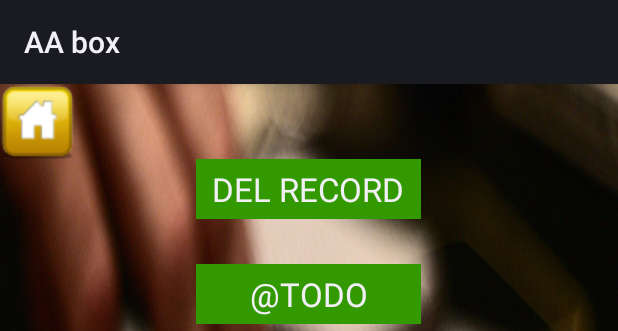
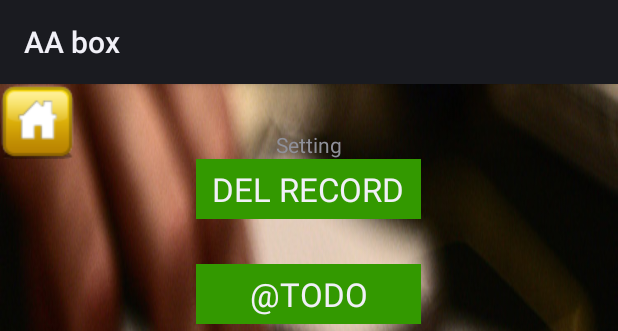
Before and after one commit to bunnywong/android-wear, an Android app: the layout setting_activity.xml on its own in the app's theme, with its tools: preview values and no code run, on a phone screen of 412 x 824 dp. Shown: the top 331 px of the screen. Run offline under Robolectric (Android 15) with nearby library versions, the phone set to English and light mode, and no system bars.

Commit message:
clean up

```diff
--- a/wear/src/main/java/com/example/android/wearablemessageapiexample/WearActivity.java
+++ b/wear/src/main/java/com/example/android/wearablemessageapiexample/WearActivity.java
@@ -259,7 +259,7 @@
                             }
                         }
 
-                        // Summary alert
+                        // Summary report
                         if (counterSmall > 0)
                             showToastMessage("updated: Small +" + counterSmall);
                         if (counterBig > 0)
@@ -297,7 +297,7 @@
     }
 
     /* ---------------------------------------------------------------------------------------------------- */
-    /*  Other status     */
+    /*  Other App status     */
     /* ---------------------------------------------------------------------------------------------------- */
     @Override
     protected void onResume() {
--- a/wear/src/main/res/drawable-mdpi/left_selector.xml
+++ /dev/null
@@ -1,5 +0,0 @@
-<?xml version="1.0" encoding="utf-8"?>
-<selector xmlns:android="http://schemas.android.com/apk/res/android">
-    <item android:drawable="@drawable/left_pressed" android:state_pressed="true"/>
-    <item android:drawable="@drawable/left" />
-</selector>
--- a/wear/src/main/res/drawable-mdpi/punch_selector.xml
+++ /dev/null
@@ -1,5 +0,0 @@
-<?xml version="1.0" encoding="utf-8"?>
-<selector xmlns:android="http://schemas.android.com/apk/res/android">
-    <item android:drawable="@drawable/punch_pressed" android:state_pressed="true"/>
-    <item android:drawable="@drawable/punch" />
-</selector>
--- a/wear/src/main/res/drawable-mdpi/right_selector.xml
+++ /dev/null
@@ -1,5 +0,0 @@
-<?xml version="1.0" encoding="utf-8"?>
-<selector xmlns:android="http://schemas.android.com/apk/res/android">
-    <item android:drawable="@drawable/right_pressed" android:state_pressed="true"/>
-    <item android:drawable="@drawable/right" />
-</selector>
--- a/wear/src/main/res/drawable-mdpi/walk_selector.xml
+++ /dev/null
@@ -1,5 +0,0 @@
-<?xml version="1.0" encoding="utf-8"?>
-<selector xmlns:android="http://schemas.android.com/apk/res/android">
-    <item android:drawable="@drawable/walk_pressed" android:state_pressed="true"/>
-    <item android:drawable="@drawable/walk" />
-</selector>
--- a/wear/src/main/res/layout/setting_activity.xml
+++ b/wear/src/main/res/layout/setting_activity.xml
@@ -1,20 +1,4 @@
 <?xml version="1.0" encoding="utf-8"?>
-<!-- Copyright (C) 2014 The Android Open Source Project
-
-     Licensed under the Apache License, Version 2.0 (the "License");
-     you may not use this file except in compliance with the License.
-     You may obtain a copy of the License at
-
-          http://www.apache.org/licenses/LICENSE-2.0
-
-     Unless required by applicable law or agreed to in writing, software
-     distributed under the License is distributed on an "AS IS" BASIS,
-     WITHOUT WARRANTIES OR CONDITIONS OF ANY KIND, either express or implied.
-     See the License for the specific language governing permissions and
-     limitations under the License.
--->
-
-
 <RelativeLayout
     android:id="@+id/settingRelativeLayout"
     android:layout_width="fill_parent"
@@ -75,5 +59,13 @@
         android:layout_below="@+id/btSettingHome"
         android:layout_centerHorizontal="true" />
 
+    <TextView
+        android:layout_width="wrap_content"
+        android:layout_height="wrap_content"
+        android:text="Setting"
+        android:id="@+id/textSettingTitle"
+        android:layout_above="@+id/textSettingDel"
+        android:layout_centerHorizontal="true" />
+
 
 </RelativeLayout>
```
Also changed, not shown: wear/src/main/res/drawable-mdpi/left_walk_selector.xml (deleted, +0 -8 lines), wear/src/main/res/drawable-mdpi/right_walk_selector.xml (deleted, +0 -8 lines), wear/src/main/res/layout/main_activity.xml (+0 -16 lines), wear/src/main/res/layout/record_activity.xml (+0 -16 lines), wear/src/main/res/values/strings.xml (+0 -22 lines), wear/src/main/res/drawable-mdpi/left.png (deleted), wear/src/main/res/drawable-mdpi/left_pressed.png (deleted), wear/src/main/res/drawable-mdpi/punch.png (deleted), wear/src/main/res/drawable-mdpi/punch_pressed.png (deleted), wear/src/main/res/drawable-mdpi/right.png (deleted), wear/src/main/res/drawable-mdpi/right_pressed.png (deleted), wear/src/main/res/drawable-mdpi/walk.png (deleted), wear/src/main/res/drawable-mdpi/walk_pressed.png (deleted).
